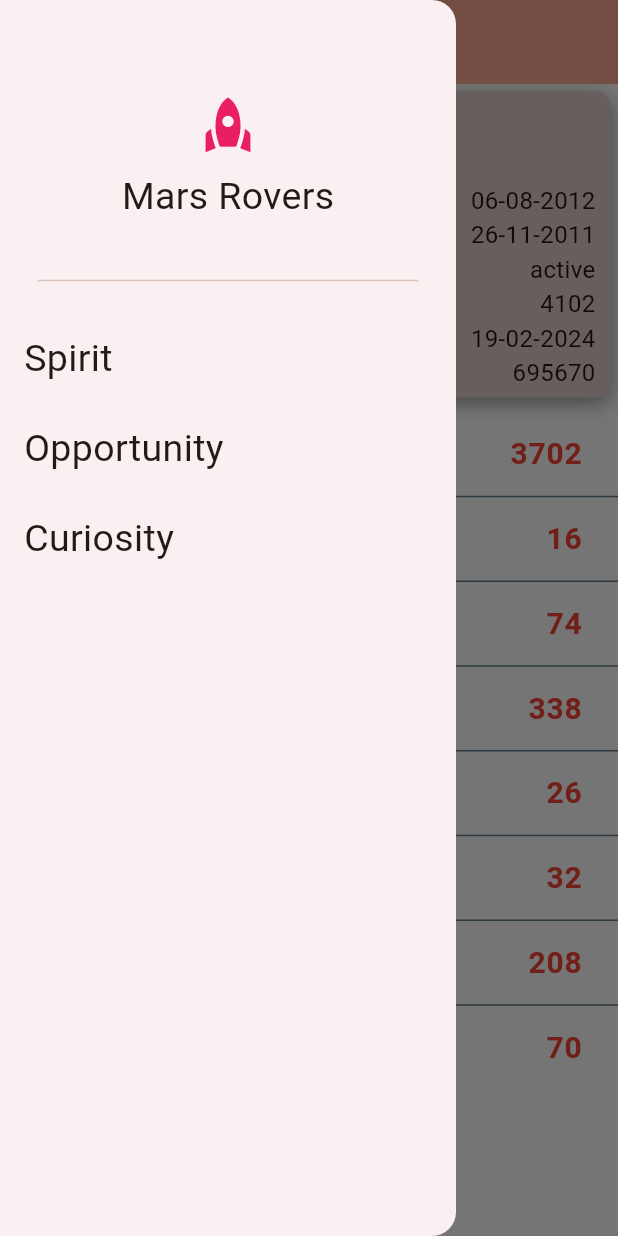
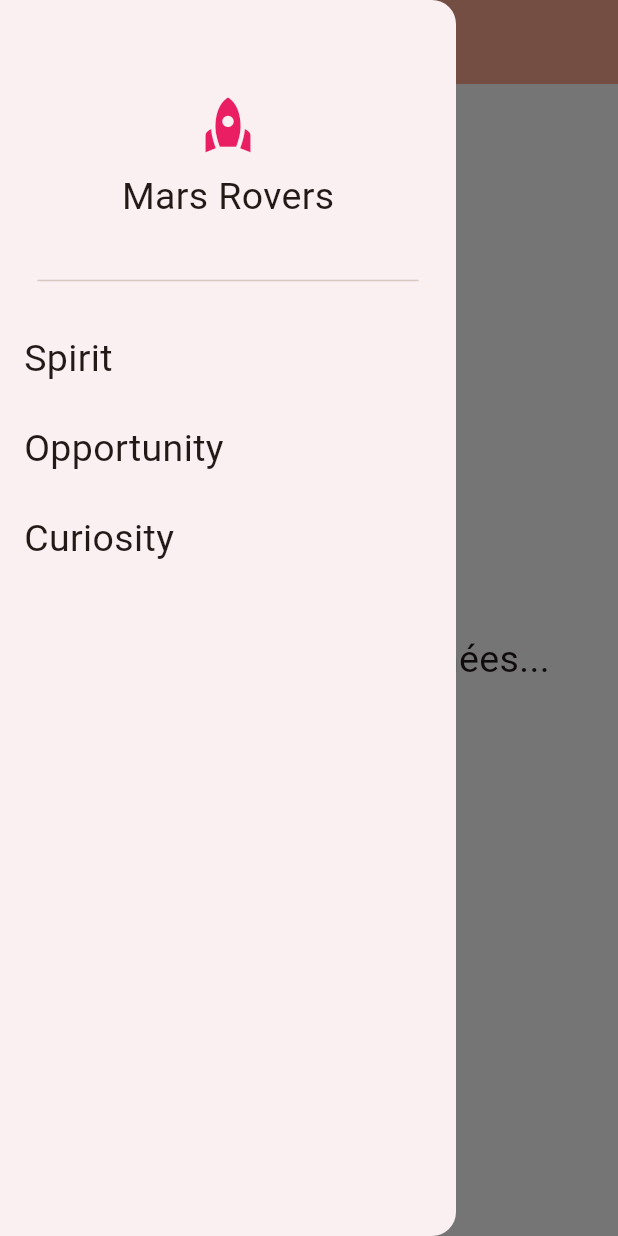
Before and after one commit to Arseid/mars_rovers_api, a Flutter app: the screen it shows after launch, with the side drawer open, on a phone screen of 412 x 824 dp. Run offline on Flutter 3.47's test engine with Material 3 defaults, Android fonts, the phone set to English and light mode, and no system bars; our stand-ins replace flutter_dotenv; network calls fail.

Commit message:
Waiting Page & Home Page Refactored + Linked to API

```diff
--- a/lib/views/home_screen.dart
+++ b/lib/views/home_screen.dart
@@ -1,7 +1,9 @@
 import 'package:flutter/material.dart';
 import '../widgets/drawer_menu.dart';
-import '../widgets/rover_info_card.dart';
-import '../widgets/sol_list_view.dart';
+import '../services/nasa_api_service.dart';
+import '../models/rover_manifest.dart';
+import '../widgets/waiting_page.dart';
+import '../widgets/rover_data_section.dart';
 
 class HomeScreen extends StatefulWidget {
   const HomeScreen({super.key});
@@ -13,31 +15,36 @@ class HomeScreen extends StatefulWidget {
 class _HomeScreenState extends State<HomeScreen> {
   String selectedRover = 'Curiosity';
 
-  final roverInfo = {
-    "launch_date": "26-11-2011",
-    "landing_date": "06-08-2012",
-    "status": "active",
-    "max_sol": 4102,
-    "max_date": "19-02-2024",
-    "total_photos": 695670,
-  };
+  bool isLoading = true;
+  RoverManifest? manifest;
 
-  final sols = [
-    {"sol": 0, "date": "06-08-2012", "photos": 3702},
-    {"sol": 1, "date": "07-08-2012", "photos": 16},
-    {"sol": 2, "date": "08-08-2012", "photos": 74},
-    {"sol": 3, "date": "09-08-2012", "photos": 338},
-    {"sol": 10, "date": "16-08-2012", "photos": 26},
-    {"sol": 12, "date": "18-08-2012", "photos": 32},
-    {"sol": 13, "date": "19-08-2012", "photos": 208},
-    {"sol": 14, "date": "20-08-2012", "photos": 70},
-  ];
+  final _apiService = NasaApiService();
+
+  @override
+  void initState() {
+    super.initState();
+    _fetchRoverManifest();
+  }
+
+  Future<void> _fetchRoverManifest([String? rover]) async {
+    setState(() => isLoading = true);
+
+    try {
+      final data = await _apiService.fetchManifest((rover ?? selectedRover).toLowerCase());
+      setState(() {
+        manifest = data;
+        isLoading = false;
+      });
+    } catch (e) {
+      debugPrint('Failed to fetch rover data: $e');
+      setState(() => isLoading = false);
+    }
+  }
 
   void _selectRover(String rover) {
     if (rover == selectedRover) return;
-    setState(() {
-      selectedRover = rover;
-    });
+    setState(() => selectedRover = rover);
+    _fetchRoverManifest(rover);
   }
 
   @override
@@ -52,17 +59,12 @@ class _HomeScreenState extends State<HomeScreen> {
       drawer: DrawerMenu(
         onRoverSelected: _selectRover,
       ),
-      body: Column(
-          children: [
-            Padding(padding: const EdgeInsets.all(5),
-            child: RoverInfoCard(roverName: selectedRover, info: roverInfo)
+      body: isLoading || manifest == null
+          ? const WaitingPage()
+          : RoverDataSection(
+              roverName: selectedRover,
+              manifest: manifest!,
             ),
-            const SizedBox(height: 5),
-            Expanded(
-              child: SolListView(sols: sols)
-            )
-          ],
-        ),
     );
   }
 }
--- /dev/null
+++ b/lib/widgets/waiting_page.dart
@@ -0,0 +1,26 @@
+import 'package:flutter/material.dart';
+
+class WaitingPage extends StatelessWidget {
+  final String message;
+
+  const WaitingPage({
+    super.key,
+    this.message = 'Récupération des données...',
+  });
+
+  @override
+  Widget build(BuildContext context) {
+    return SizedBox(
+      width: double.infinity,
+      height: double.infinity,
+      child: Center(
+        child: Text(
+          message,
+          style: const TextStyle(
+            fontSize: 25,
+          ),
+        ),
+      ),
+    );
+  }
+}
```
Also changed, not shown: lib/models/rover_manifest.dart (+11 -0 lines), lib/widgets/rover_data_section.dart (added, +42 -0 lines).
